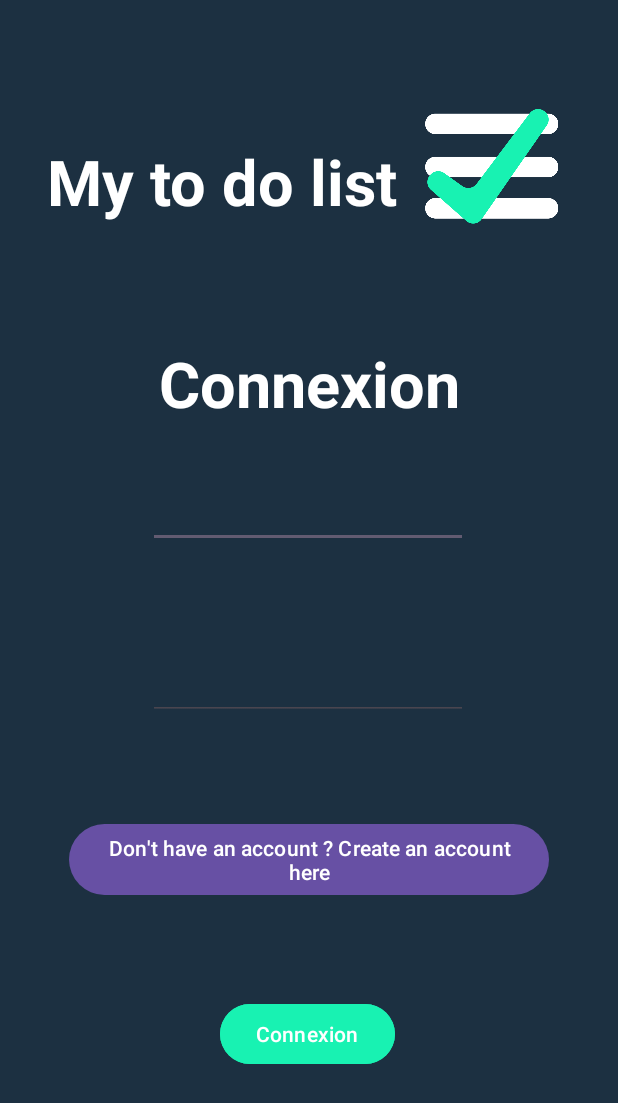
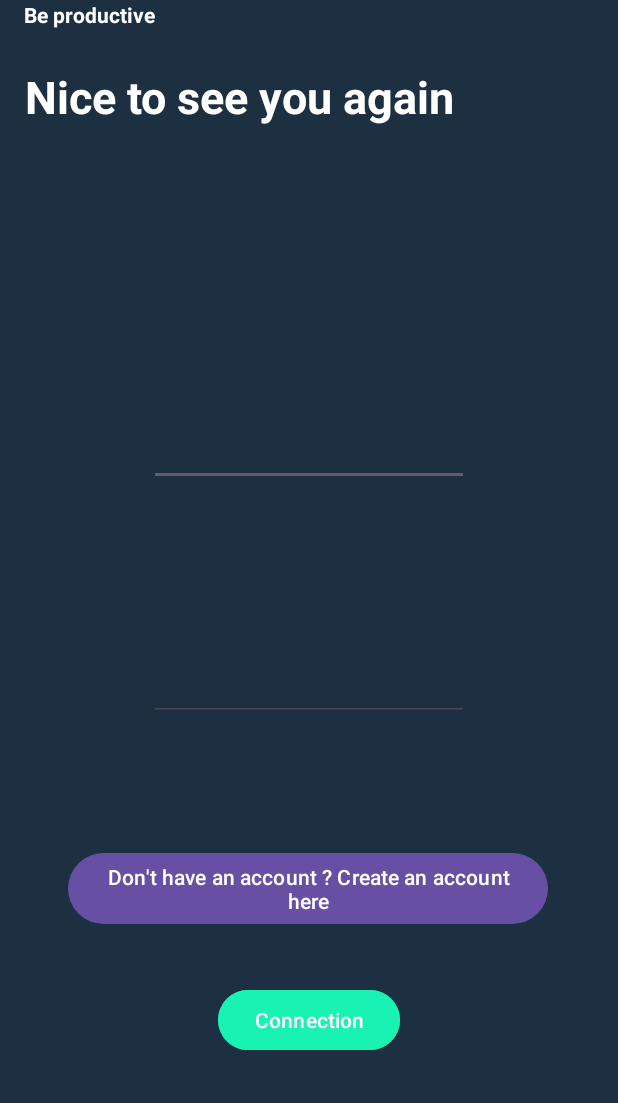
Before and after one commit to yannprogit/mytodolist, an Android app: the LoginActivity screen opened directly, with no data from a screen before it, on a phone screen of 412 x 824 dp. Shown: the top 1103 px of the screen. Run offline under Robolectric (Android 15) with nearby library versions, the light colour scheme and no system bars; our stand-ins replace Firebase (no records; nobody signed in at launch, a user with empty details on screens opened directly).

Commit message:
upd login

```diff
--- a/app/src/main/java/com/example/mytodolist/Model/User.java
+++ b/app/src/main/java/com/example/mytodolist/Model/User.java
@@ -21,6 +21,12 @@
         this.mail = mail;
     }
 
+    public User(String mail, String password) {
+        super();
+        this.password = password;
+        this.mail = mail;
+    }
+
     public String getId() {
         return id;
     }
--- a/app/src/main/java/com/example/mytodolist/View/LoginActivity.java
+++ b/app/src/main/java/com/example/mytodolist/View/LoginActivity.java
@@ -1,16 +1,43 @@
 package com.example.mytodolist.View;
 
+import androidx.annotation.NonNull;
 import androidx.appcompat.app.AppCompatActivity;
 
 import android.os.Bundle;
+import android.view.View;
+import android.widget.EditText;
+import android.widget.Toast;
 
+import com.example.mytodolist.Controller.LoginController;
+import com.example.mytodolist.Controller.SignUpController;
 import com.example.mytodolist.R;
+import com.google.android.gms.tasks.OnCompleteListener;
+import com.google.android.gms.tasks.Task;
+import com.google.firebase.auth.AuthResult;
 
 public class LoginActivity extends AppCompatActivity {
-
+    private EditText mail;
+    private EditText password;
     @Override
     protected void onCreate(Bundle savedInstanceState) {
         super.onCreate(savedInstanceState);
         setContentView(R.layout.activity_login);
+
+        mail = findViewById(R.id.mailLogin);
+        password = findViewById(R.id.passwordLogin);
+    }
+
+    public void clickOnConnection(View view) {
+        LoginController.loginUser(mail.getText().toString().trim(), password.getText().toString().trim(), this).addOnCompleteListener(this, new OnCompleteListener<AuthResult>() {
+            @Override
+            public void onComplete(@NonNull Task<AuthResult> task) {
+                if (task.isSuccessful()) {
+                    Toast.makeText(LoginActivity.this, R.string.success_connection, Toast.LENGTH_SHORT).show();
+                    finish();
+                } else {
+                    Toast.makeText(LoginActivity.this, task.getException().getMessage(), Toast.LENGTH_SHORT).show();
+                }
+            }
+        });
     }
 }
--- a/app/src/main/res/layout/activity_login.xml
+++ b/app/src/main/res/layout/activity_login.xml
@@ -8,95 +8,77 @@
     tools:context=".MainActivity">
 
     <TextView
-        android:id="@+id/appName"
+        android:id="@+id/titleConnection"
         android:layout_width="wrap_content"
         android:layout_height="wrap_content"
-        android:text="@string/app_name"
+        android:layout_marginTop="44dp"
+        android:text="@string/connection_title"
         android:textColor="@color/white"
-        android:textSize="42dp"
+        android:textSize="30dp"
         android:textStyle="bold"
+        app:layout_constraintEnd_toEndOf="parent"
+        app:layout_constraintHorizontal_bias="0.132"
+        app:layout_constraintStart_toStartOf="parent"
+        app:layout_constraintTop_toTopOf="parent" />
+
+    <Button
+        android:id="@+id/btnGoToConnection"
+        android:layout_width="wrap_content"
+        android:layout_height="wrap_content"
+        android:layout_marginBottom="120dp"
+        android:backgroundTint="@color/primaryColor"
+        android:text="@string/connection"
+        android:onClick="clickOnConnection"
         app:layout_constraintBottom_toBottomOf="parent"
         app:layout_constraintEnd_toEndOf="parent"
-        app:layout_constraintHorizontal_bias="0.177"
-        app:layout_constraintStart_toStartOf="parent"
-        app:layout_constraintTop_toTopOf="parent"
-        app:layout_constraintVertical_bias="0.121" />
+        app:layout_constraintStart_toStartOf="parent" />
 
-    <ImageView
-        android:id="@+id/imageView"
-        android:layout_width="110dp"
-        android:layout_height="117dp"
-        android:layout_marginTop="44dp"
-        android:layout_marginBottom="49dp"
-        app:layout_constraintBottom_toTopOf="@+id/titleConnexion"
+    <Button
+        android:id="@+id/btnGoToSignUp"
+        android:layout_width="wrap_content"
+        android:layout_height="wrap_content"
+        android:layout_marginBottom="36dp"
+        android:onClick="onClickSignUp"
+        android:text="@string/create_account_prompt"
+        app:layout_constraintBottom_toTopOf="@+id/btnGoToConnection"
         app:layout_constraintEnd_toEndOf="parent"
-        app:layout_constraintHorizontal_bias="0.189"
-        app:layout_constraintStart_toEndOf="@+id/appName"
-        app:layout_constraintTop_toTopOf="parent"
-        app:srcCompat="@drawable/logo" />
+        app:layout_constraintHorizontal_bias="0.494"
+        app:layout_constraintStart_toStartOf="parent" />
 
     <TextView
-        android:id="@+id/titleConnexion"
+        android:id="@+id/subtitleConnection"
         android:layout_width="wrap_content"
         android:layout_height="wrap_content"
-        android:layout_marginTop="78dp"
-        android:text="@string/connexion"
+        android:text="@string/connection_subtitle"
         android:textColor="@color/white"
-        android:textSize="42dp"
         android:textStyle="bold"
         app:layout_constraintEnd_toEndOf="parent"
+        app:layout_constraintHorizontal_bias="0.049"
         app:layout_constraintStart_toStartOf="parent"
-        app:layout_constraintTop_toBottomOf="@+id/appName" />
+        tools:layout_editor_absoluteY="91dp" />
 
     <EditText
-        android:id="@+id/mailInput"
+        android:id="@+id/mailLogin"
         android:layout_width="wrap_content"
         android:layout_height="wrap_content"
-        android:layout_marginTop="36dp"
+        android:layout_marginTop="148dp"
+        android:layout_marginBottom="65dp"
         android:ems="10"
         android:inputType="textEmailAddress"
-        app:layout_constraintBottom_toBottomOf="parent"
+        app:layout_constraintBottom_toTopOf="@+id/passwordLogin"
         app:layout_constraintEnd_toEndOf="parent"
-        app:layout_constraintHorizontal_bias="0.497"
         app:layout_constraintStart_toStartOf="parent"
-        app:layout_constraintTop_toBottomOf="@+id/titleConnexion"
-        app:layout_constraintVertical_bias="0.0" />
+        app:layout_constraintTop_toBottomOf="@+id/titleConnection" />
 
     <EditText
-        android:id="@+id/passwordInput"
+        android:id="@+id/passwordLogin"
         android:layout_width="wrap_content"
         android:layout_height="wrap_content"
-        android:layout_marginTop="69dp"
+        android:layout_marginBottom="84dp"
         android:ems="10"
         android:inputType="textPassword"
-        app:layout_constraintBottom_toBottomOf="parent"
+        app:layout_constraintBottom_toTopOf="@+id/btnGoToSignUp"
         app:layout_constraintEnd_toEndOf="parent"
-        app:layout_constraintHorizontal_bias="0.497"
-        app:layout_constraintStart_toStartOf="parent"
-        app:layout_constraintTop_toBottomOf="@+id/mailInput"
-        app:layout_constraintVertical_bias="0.0" />
+        app:layout_constraintStart_toStartOf="parent" />
 
-    <Button
-        android:id="@+id/btnConnexion"
-        android:layout_width="wrap_content"
-        android:layout_height="wrap_content"
-        android:backgroundTint="@color/primaryColor"
-        android:text="@string/connexion"
-        app:layout_constraintBottom_toBottomOf="parent"
-        app:layout_constraintEnd_toEndOf="parent"
-        app:layout_constraintHorizontal_bias="0.496"
-        app:layout_constraintStart_toStartOf="parent"
-        app:layout_constraintTop_toBottomOf="@+id/passwordInput"
-        app:layout_constraintVertical_bias="0.625" />
-
-    <Button
-        android:id="@+id/btnsignUp"
-        android:layout_width="wrap_content"
-        android:layout_height="wrap_content"
-        android:text="@string/create_account_prompt"
-        android:onClick="onClickSignUp"
-        app:layout_constraintBottom_toTopOf="@+id/btnConnexion"
-        app:layout_constraintEnd_toEndOf="parent"
-        app:layout_constraintStart_toStartOf="parent"
-        app:layout_constraintTop_toBottomOf="@+id/passwordInput" />
 </androidx.constraintlayout.widget.ConstraintLayout>
--- a/app/src/main/res/values/strings.xml
+++ b/app/src/main/res/values/strings.xml
@@ -1,11 +1,14 @@
 <resources>
     <string name="app_name">My to do list</string>
-    <string name="connexion">Connexion</string>
+    <string name="connection">Connection</string>
+    <string name="connection_title">Nice to see you again</string>
+    <string name="connection_subtitle">Be productive</string>
     <string name="sign_up">Create an account</string>
     <string name="welcome">Welcome</string>
-    <string name="sentenceLink">on our application</string>
+    <string name="sentence_link">on our application</string>
     <string name="create_account_prompt">Don\'t have an account ? Create an account here</string>
     <string name="success_created_account">Successfully created account !</string>
+    <string name="success_connection">Successfully connection !</string>
     <string name="exit">Exit</string>
     <string name="missing_fields">Please complete all fields</string>
     <string name="wrong_mail_format">The mail must be in format example@example.com</string>
```
Also changed, not shown: app/src/main/java/com/example/mytodolist/Controller/LoginController.java (+29 -0 lines), app/src/main/java/com/example/mytodolist/Controller/SignUpController.java (+0 -28 lines), app/src/main/java/com/example/mytodolist/MainActivity.java (+9 -2 lines), app/src/main/java/com/example/mytodolist/Model/RemoteDB.java (+9 -0 lines), app/src/main/java/com/example/mytodolist/View/SignUpActivity.java (+5 -7 lines), app/src/main/res/layout/activity_main.xml (+9 -9 lines), app/src/main/res/layout/activity_sign_up.xml (+6 -6 lines), 2 other files.
